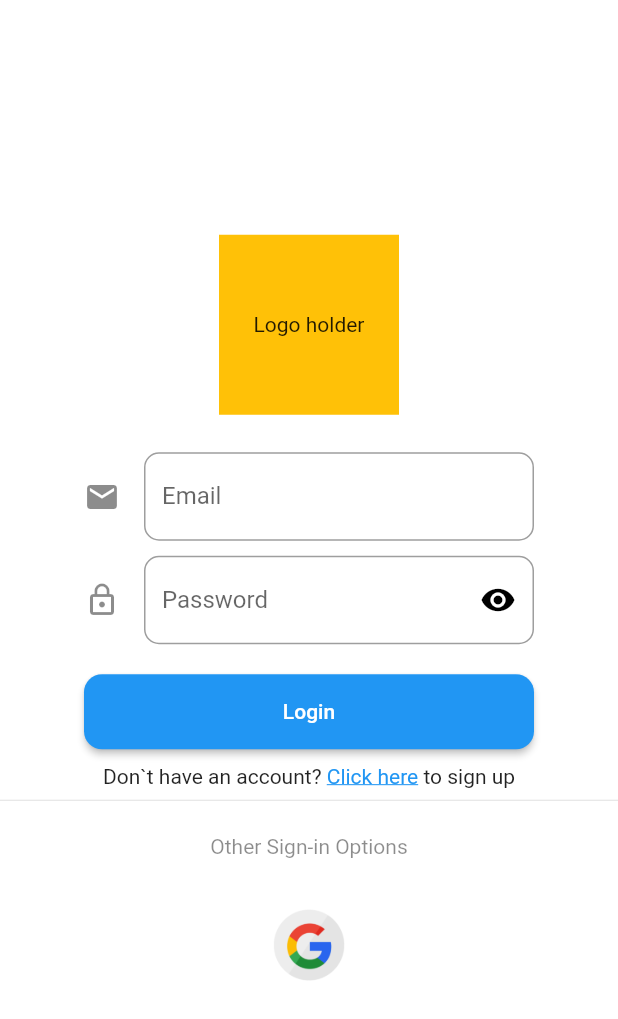
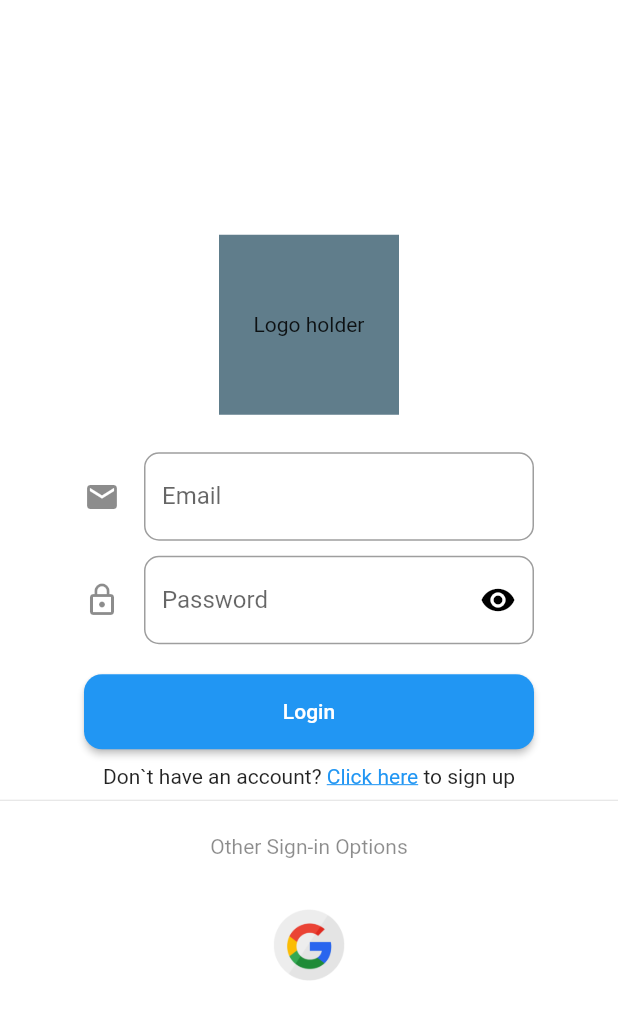
Before and after one commit to MXNXV-ERR/Flutter_EcomApp, a Flutter app: the screen it shows after launch, on a phone screen of 412 x 824 dp. Shown: the top 1019 px of the screen. Run offline on Flutter 3.47's test engine with Material 2 defaults, Android fonts, the phone set to English and light mode, and no system bars; our stand-ins replace carousel_pro, firebase_auth, firebase_core, firebase_database, google_sign_in; accounts and stored records are empty.

Commit message:
wf fixed ig

```diff
--- a/lib/components/horizontallistview.dart
+++ b/lib/components/horizontallistview.dart
@@ -34,7 +34,7 @@ class Category extends StatelessWidget {
       padding: const EdgeInsets.all(2.0),
       child: InkWell(
         onTap: null,
-        child: Container(
+        child: SizedBox(
           width: 90.0,
           height: 200.0,
           child: ListTile(
--- a/lib/pages/login.dart
+++ b/lib/pages/login.dart
@@ -66,7 +66,7 @@ class _LoginState extends State<Login> {
                     height: 120.0,
                     width: 120.0,
                     child: Container(
-                      color: Colors.amber,
+                      color: Colors.blueGrey,
                       child: Center(child: Text("Logo holder")),
                     ),
                   ),
```
Also changed, not shown: 3 other files.
